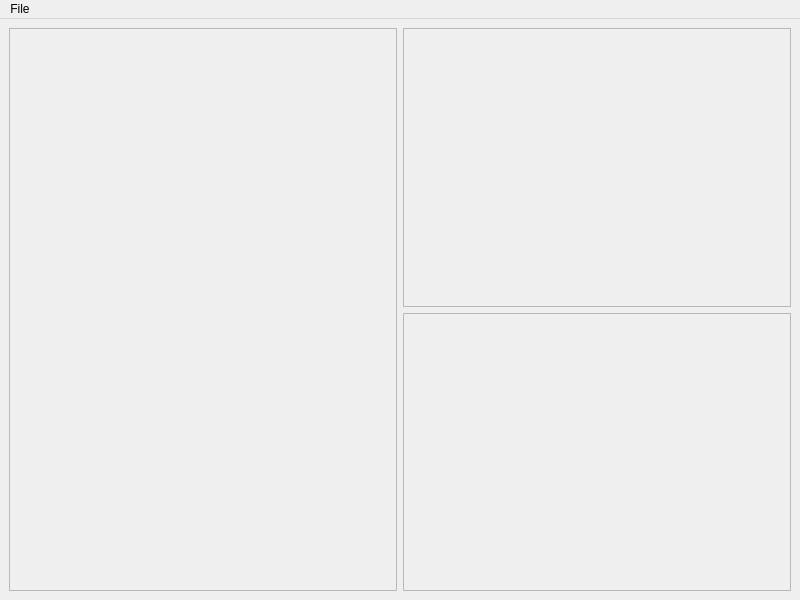
Above: ndimage/gui/ui/main.ui from samueljackson92/NDImage before the change. Below: the same form after it.
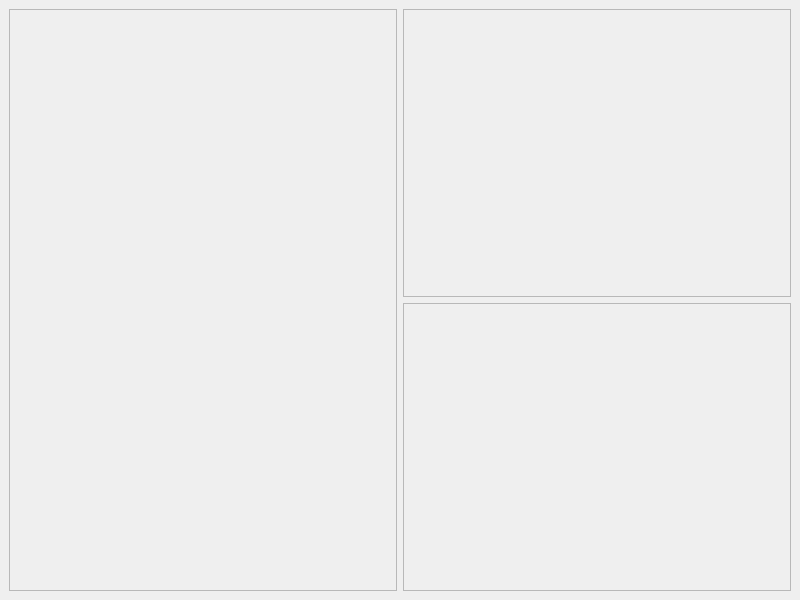
That is the form after the change.

Commit message: Add MPL canvas

```diff
--- a/ndimage/gui/ui/main.ui
+++ b/ndimage/gui/ui/main.ui
@@ -55,26 +55,6 @@
     </item>
    </layout>
   </widget>
-  <widget class="QMenuBar" name="mainMenu">
-   <property name="geometry">
-    <rect>
-     <x>0</x>
-     <y>0</y>
-     <width>800</width>
-     <height>22</height>
-    </rect>
-   </property>
-   <property name="nativeMenuBar">
-    <bool>true</bool>
-   </property>
-   <widget class="QMenu" name="menuFile">
-    <property name="title">
-     <string>File</string>
-    </property>
-    <addaction name="actionQuit"/>
-   </widget>
-   <addaction name="menuFile"/>
-  </widget>
   <action name="actionQuit">
    <property name="text">
     <string>Quit</string>
```
Left out of the diff: 4 changed lines with no effect on the pictures. The commit also changes 2 other files.
